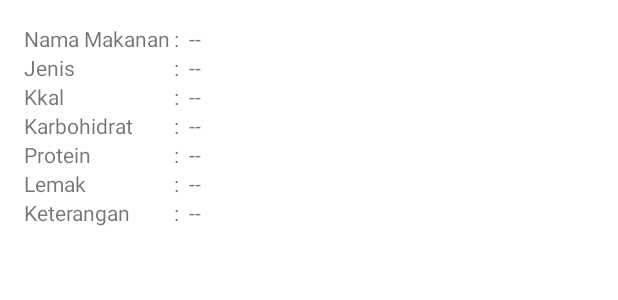
After one commit to bramapm/KalkulatorGizi, an Android app: the layout activity_detail_makanan.xml on its own in the app's theme, with its tools: preview values and no code run, on a phone screen of 412 x 824 dp. The commit adds this screen. Shown: the top 300 px of the screen. Run offline under Robolectric (Android 15) with nearby library versions, the phone set to English and light mode, and no system bars; network calls fail.

Commit message:
Editanku
Olahraga, makanan, detail

```diff
--- /dev/null
+++ b/app/src/main/res/layout/activity_detail_makanan.xml
@@ -0,0 +1,144 @@
+<?xml version="1.0" encoding="utf-8"?>
+<RelativeLayout xmlns:android="http://schemas.android.com/apk/res/android"
+    xmlns:tools="http://schemas.android.com/tools"
+    android:layout_width="match_parent"
+    android:layout_height="match_parent"
+    android:paddingBottom="@dimen/activity_vertical_margin"
+    android:paddingLeft="@dimen/activity_horizontal_margin"
+    android:paddingRight="@dimen/activity_horizontal_margin"
+    android:background="#ffffff"
+    android:paddingTop="@dimen/activity_vertical_margin"
+    tools:context="com.example.sam_boncel.kalkulatorgizi.DetailMakananActivity">
+    <LinearLayout
+        android:layout_width="match_parent"
+        android:layout_height="wrap_content"
+        android:id="@+id/linearUtama"
+        android:orientation="vertical">
+        <LinearLayout
+            android:layout_width="match_parent"
+            android:layout_height="match_parent"
+            android:orientation="horizontal">
+            <TextView
+                android:layout_width="100dp"
+                android:layout_height="wrap_content"
+                android:text="Nama Makanan" />
+            <TextView
+                android:layout_width="10dp"
+                android:layout_height="wrap_content"
+                android:text=":" />
+            <TextView
+                android:layout_width="match_parent"
+                android:layout_height="wrap_content"
+                android:text="--"
+                android:id="@+id/nama_mkn"/>
+        </LinearLayout>
+        <LinearLayout
+            android:layout_width="match_parent"
+            android:layout_height="match_parent"
+            android:orientation="horizontal">
+            <TextView
+                android:layout_width="100dp"
+                android:layout_height="wrap_content"
+                android:text="Jenis" />
+            <TextView
+                android:layout_width="10dp"
+                android:layout_height="wrap_content"
+                android:text=":" />
+            <TextView
+                android:layout_width="match_parent"
+                android:layout_height="wrap_content"
+                android:text="--"
+                android:id="@+id/jenis"/>
+        </LinearLayout>
+        <LinearLayout
+            android:layout_width="match_parent"
+            android:layout_height="match_parent"
+            android:orientation="horizontal">
+            <TextView
+                android:layout_width="100dp"
+                android:layout_height="wrap_content"
+                android:text="Kkal" />
+            <TextView
+                android:layout_width="10dp"
+                android:layout_height="wrap_content"
+                android:text=":" />
+            <TextView
+                android:layout_width="match_parent"
+                android:layout_height="wrap_content"
+                android:text="--"
+                android:id="@+id/kkal"/>
+        </LinearLayout>
+        <LinearLayout
+            android:layout_width="match_parent"
+            android:layout_height="match_parent"
+            android:orientation="horizontal">
+            <TextView
+                android:layout_width="100dp"
+                android:layout_height="wrap_content"
+                android:text="Karbohidrat" />
+            <TextView
+                android:layout_width="10dp"
+                android:layout_height="wrap_content"
+                android:text=":" />
+            <TextView
+                android:layout_width="match_parent"
+                android:layout_height="wrap_content"
+                android:text="--"
+                android:id="@+id/karbo"/>
+        </LinearLayout>
+        <LinearLayout
+            android:layout_width="match_parent"
+            android:layout_height="match_parent"
+            android:orientation="horizontal">
+            <TextView
+                android:layout_width="100dp"
+                android:layout_height="wrap_content"
+                android:text="Protein" />
+            <TextView
+                android:layout_width="10dp"
+                android:layout_height="wrap_content"
+                android:text=":" />
+            <TextView
+                android:layout_width="match_parent"
+                android:layout_height="wrap_content"
+                android:text="--"
+                android:id="@+id/protein"/>
+        </LinearLayout>
+        <LinearLayout
+            android:layout_width="match_parent"
+            android:layout_height="match_parent"
+            android:orientation="horizontal">
+            <TextView
+                android:layout_width="100dp"
+                android:layout_height="wrap_content"
+                android:text="Lemak" />
+            <TextView
+                android:layout_width="10dp"
+                android:layout_height="wrap_content"
+                android:text=":" />
+            <TextView
+                android:layout_width="match_parent"
+                android:layout_height="wrap_content"
+                android:text="--"
+                android:id="@+id/lemak"/>
+        </LinearLayout>
+        <LinearLayout
+            android:layout_width="match_parent"
+            android:layout_height="match_parent"
+            android:orientation="horizontal">
+            <TextView
+                android:layout_width="100dp"
+                android:layout_height="wrap_content"
+                android:text="Keterangan" />
+            <TextView
+                android:layout_width="10dp"
+                android:layout_height="wrap_content"
+                android:text=":" />
+            <TextView
+                android:layout_width="match_parent"
+                android:layout_height="wrap_content"
+                android:text="--"
+                android:id="@+id/keterangan"/>
+        </LinearLayout>
+    </LinearLayout>
+</RelativeLayout>
```
Also changed, not shown: app/src/main/java/com/example/sam_boncel/kalkulatorgizi/DetailMakananActivity.java (added, +52 -0 lines), app/src/main/java/com/example/sam_boncel/kalkulatorgizi/DetailOlahragaActivity.java (added, +34 -0 lines), app/src/main/java/com/example/sam_boncel/kalkulatorgizi/MakananFragment.java (+25 -4 lines), app/src/main/java/com/example/sam_boncel/kalkulatorgizi/OlahragaFragment.java (+20 -15 lines), app/src/main/res/layout/activity_detail_olahraga.xml (added, +77 -0 lines), app/src/main/res/layout/fragment_olahraga.xml (+10 -13 lines).
